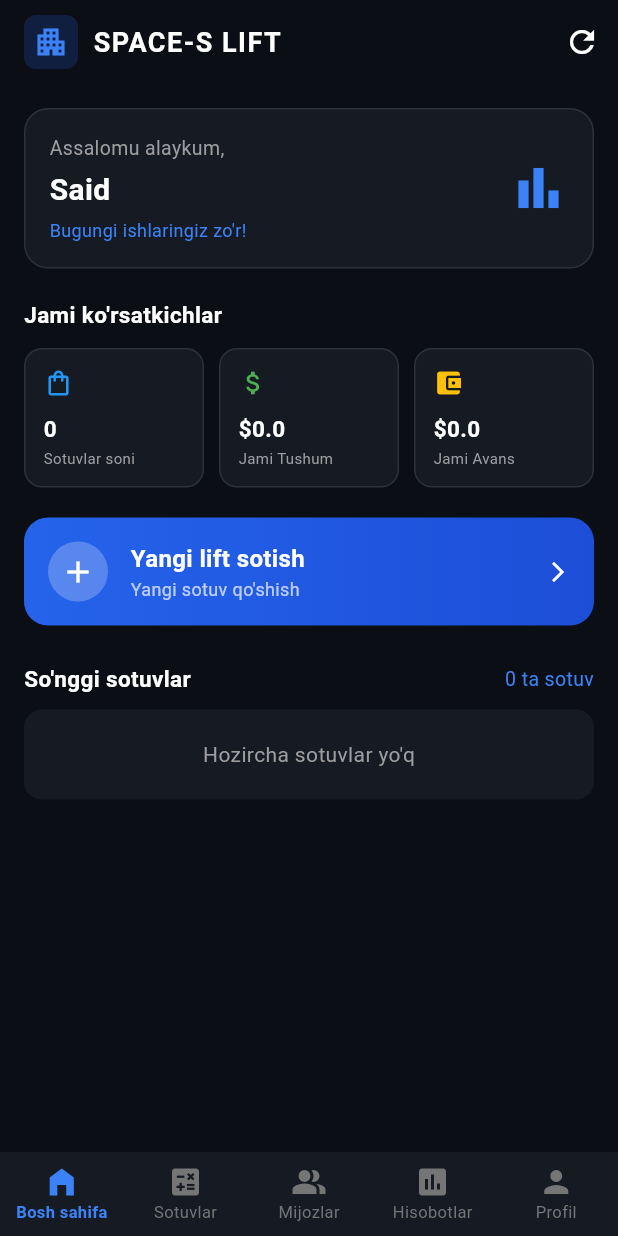
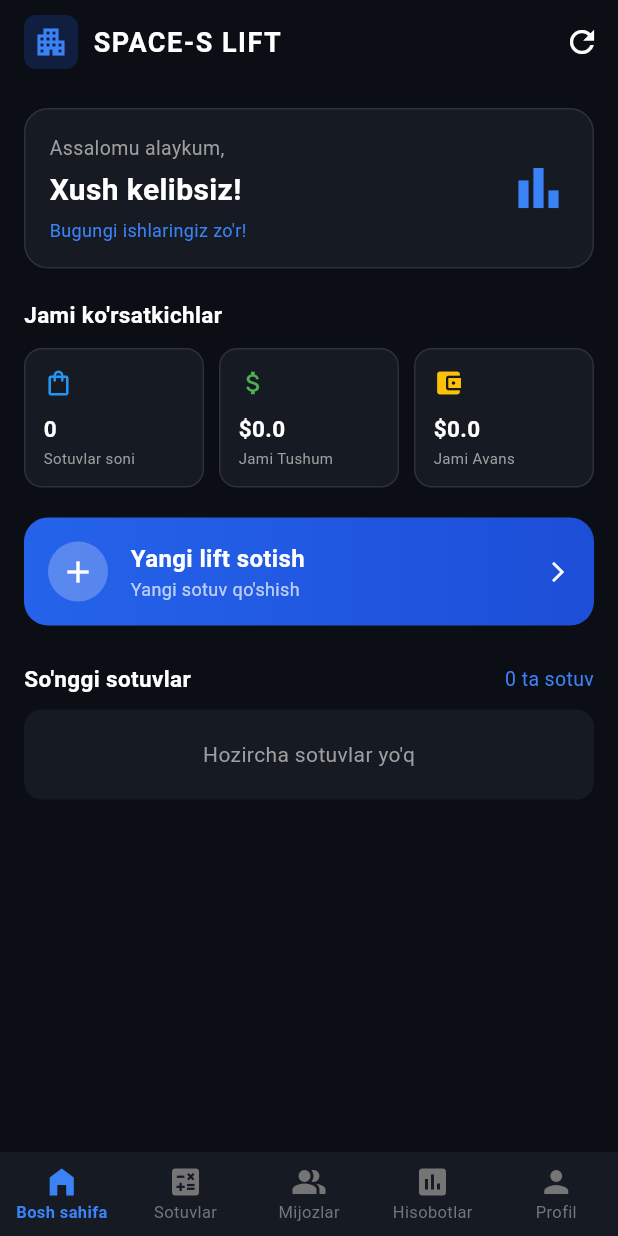
Before and after one commit to Said-974/lift-backend, a Flutter app: the screen it shows after launch, on a phone screen of 412 x 824 dp. Run offline on Flutter 3.47's test engine with Material 3 defaults, Android fonts, the phone set to English and light mode, and no system bars; network calls fail.

Commit message:
Update main.dart

```diff
--- a/lib/main.dart
+++ b/lib/main.dart
@@ -218,7 +218,7 @@ class HomeScreen extends StatelessWidget {
                       children: [
                         Text("Assalomu alaykum,", style: TextStyle(color: Colors.grey, fontSize: 13)),
                         SizedBox(height: 4),
-                        Text("Said", style: TextStyle(color: Colors.white, fontSize: 20, fontWeight: FontWeight.bold)),
+                        Text("Xush kelibsiz!", style: TextStyle(color: Colors.white, fontSize: 20, fontWeight: FontWeight.bold)),
                         SizedBox(height: 4),
                         Text("Bugungi ishlaringiz zo'r!", style: TextStyle(color: Color(0xFF3B82F6), fontSize: 12)),
                       ],
```
